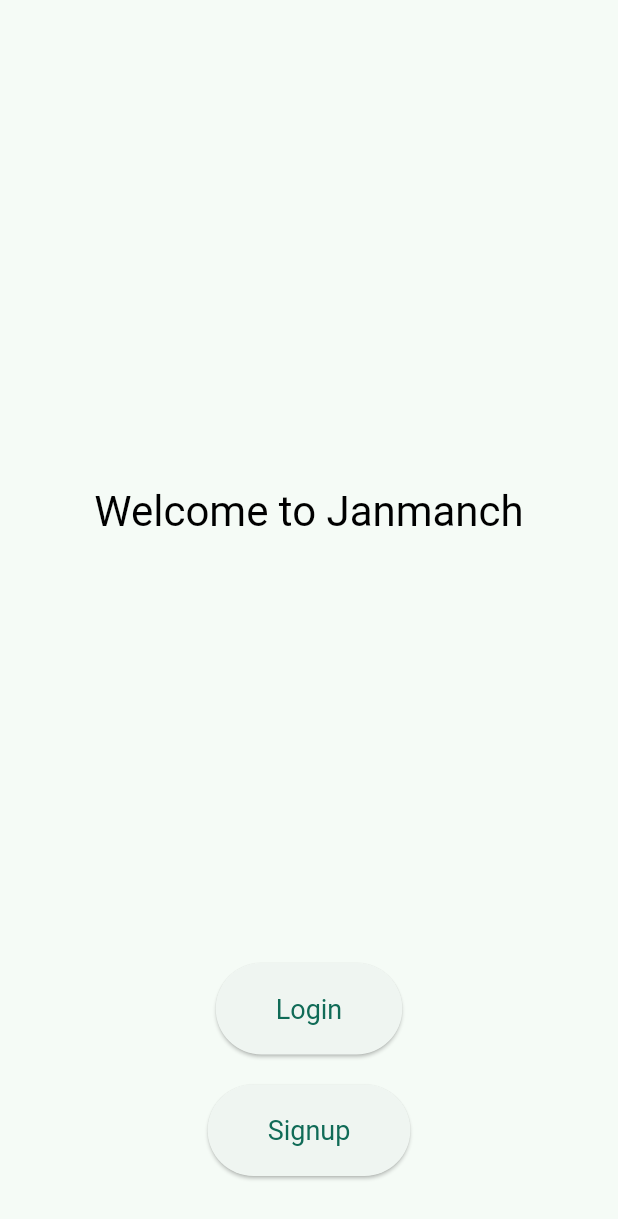
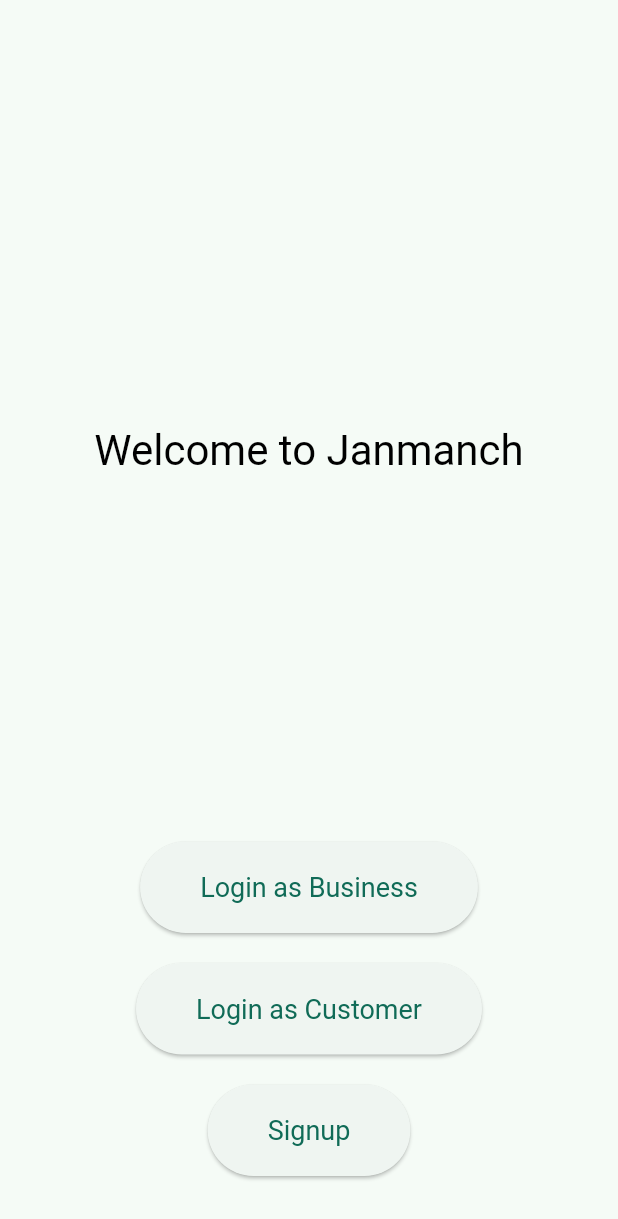
Before and after one commit to arjunnain17/janmanch, a Flutter app: the screen it shows after launch, on a phone screen of 412 x 824 dp. Shown: the top 1219 px of the screen. Run offline on Flutter 3.47's test engine with Material 3 defaults, Android fonts, the phone set to English and light mode, and no system bars.

Commit message:
new login buttons

```diff
--- a/lib/main.dart
+++ b/lib/main.dart
@@ -3,6 +3,7 @@ import 'login.dart'; // Import the login.dart file
 import 'log.dart';   // Import the log.dart file
 import 'loading.dart'; // Import the loading.dart file
 import 'option.dart'; // Import the options.dart file
+
 void main() {
   runApp(const MyApp());
 }
@@ -75,6 +76,37 @@ class _MyHomePageState extends State<MyHomePage> {
             mainAxisAlignment: MainAxisAlignment.end, // Align buttons at the bottom
             children: [
               const SizedBox(height: 40), // Space before the buttons
+
+              // Login for Business Button
+              MouseRegion(
+                onEnter: (_) {
+                  setState(() {
+                    _isHovered = true;
+                  });
+                },
+                onExit: (_) {
+                  setState(() {
+                    _isHovered = false;
+                  });
+                },
+                child: AnimatedContainer(
+                  duration: const Duration(milliseconds: 200),
+                  transform: Matrix4.translationValues(0, _isHovered ? -5 : 0, 0), // Bouncy effect
+                  child: ElevatedButton(
+                    onPressed: () {
+                      // Add the logic for business login here
+                      print('Login for Business pressed');
+                    },
+                    child: const Text('Login as Business'),
+                    style: ElevatedButton.styleFrom(
+                      padding: const EdgeInsets.symmetric(vertical: 20, horizontal: 40), // Increase button size
+                      textStyle: const TextStyle(fontSize: 18), // Increase font size
+                    ),
+                  ),
+                ),
+              ),
+              const SizedBox(height: 20), // Space between buttons
+
               // Login Button
               MouseRegion(
                 onEnter: (_) {
@@ -98,7 +130,7 @@ class _MyHomePageState extends State<MyHomePage> {
                         MaterialPageRoute(builder: (context) => const LogPage()), // Assuming LogPage is in log.dart
                       );
                     },
-                    child: const Text('Login'),
+                    child: const Text('Login as Customer'),
                     style: ElevatedButton.styleFrom(
                       padding: const EdgeInsets.symmetric(vertical: 20, horizontal: 40), // Increase button size
                       textStyle: const TextStyle(fontSize: 18), // Increase font size
@@ -107,6 +139,7 @@ class _MyHomePageState extends State<MyHomePage> {
                 ),
               ),
               const SizedBox(height: 20), // Space between buttons
+
               // Signup Button
               MouseRegion(
                 onEnter: (_) {
```
